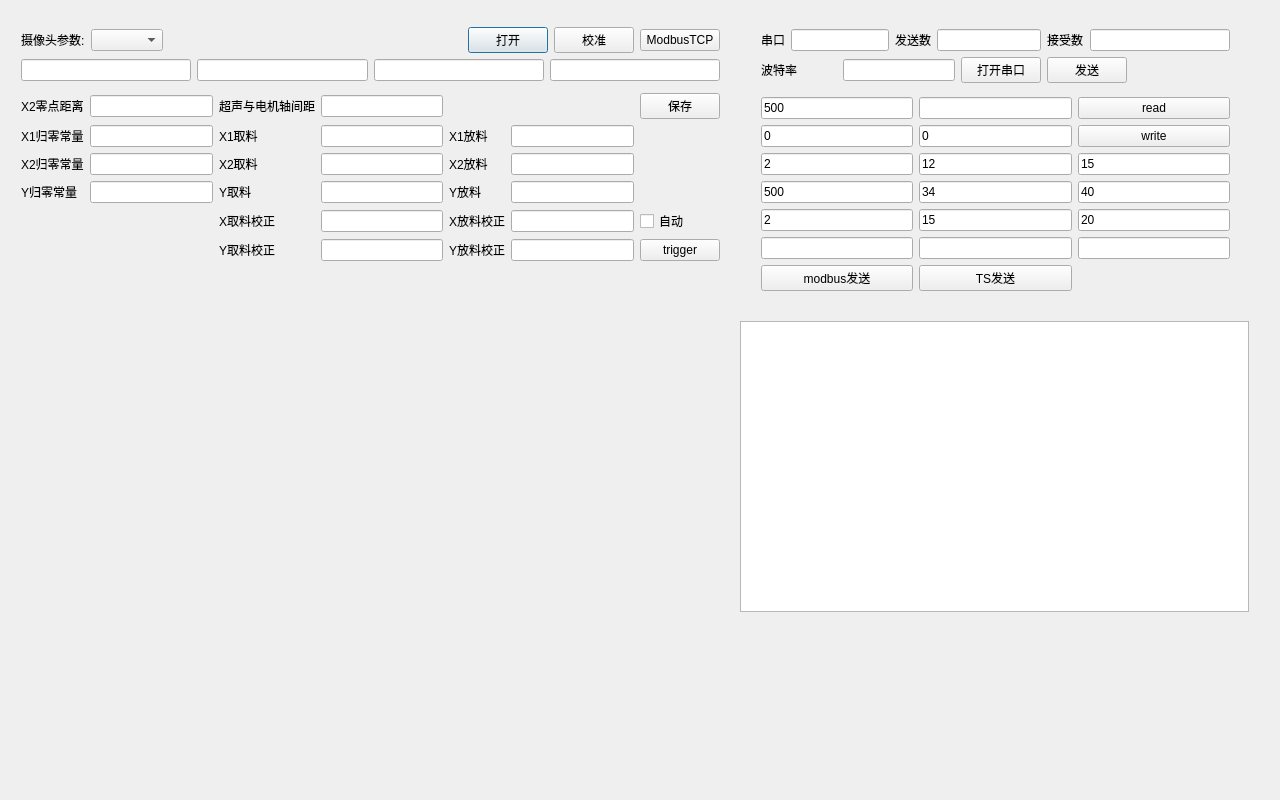
zouzichun/videoWirain, file maindialog.ui: the form before one commit.
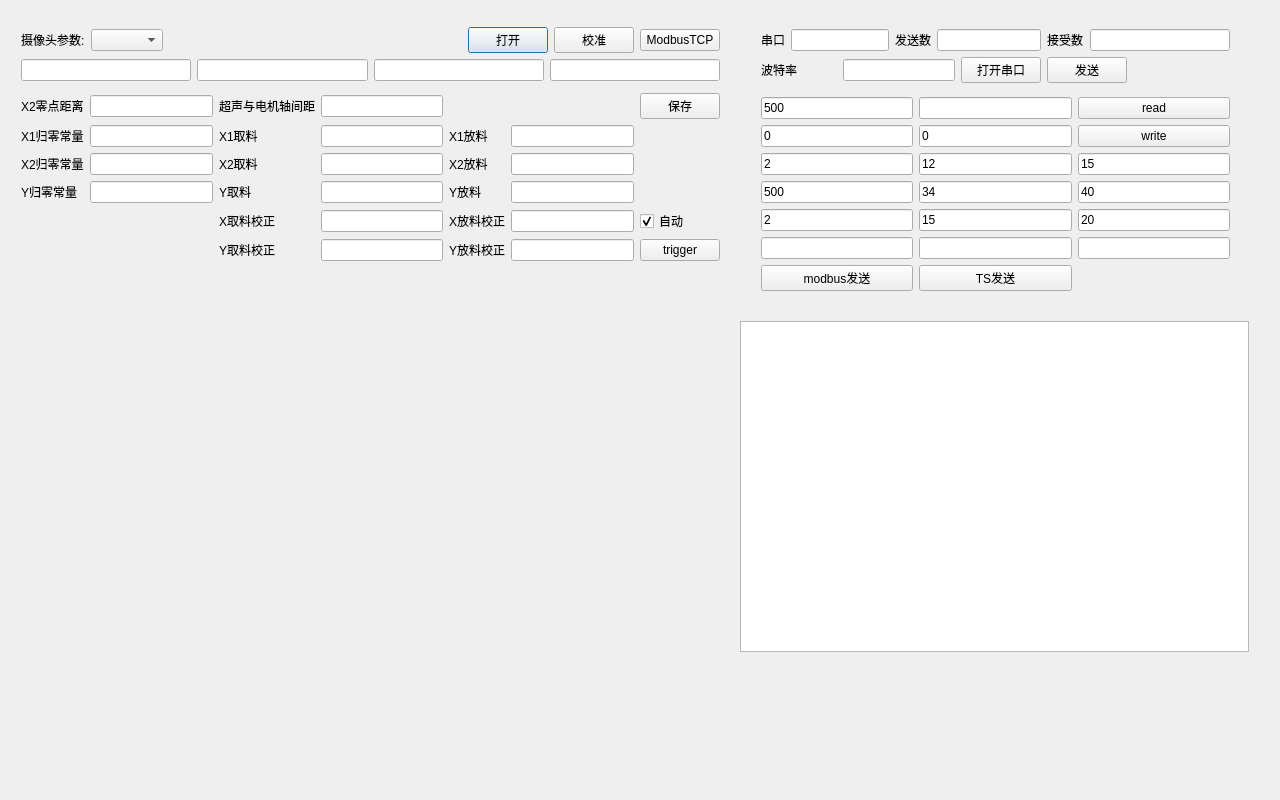
The form after the commit.

What changed in the file:
```diff
--- a/maindialog.ui
+++ b/maindialog.ui
@@ -244,6 +244,9 @@
         <property name="text">
          <string>自动</string>
         </property>
+        <property name="checked">
+         <bool>true</bool>
+        </property>
        </widget>
       </item>
       <item row="7" column="6">
@@ -312,7 +315,7 @@
      <x>740</x>
      <y>321</y>
      <width>509</width>
-     <height>291</height>
+     <height>331</height>
     </rect>
    </property>
    <property name="sizePolicy">
```
